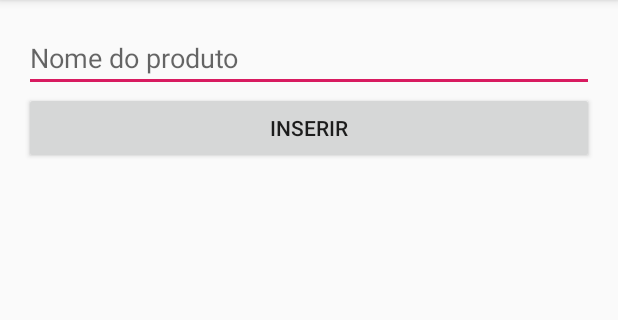
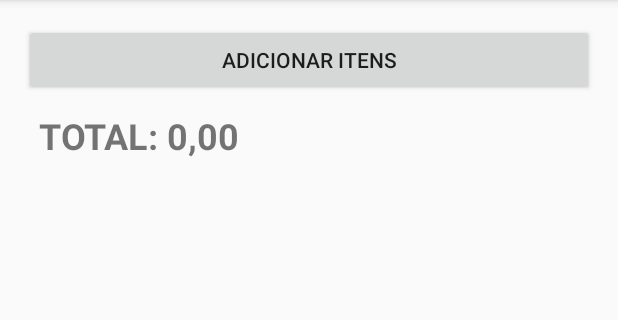
Before and after one commit to leoallvez/Android-lab, an Android app: the screen it shows after launch (MainActivity), on a phone screen of 412 x 824 dp, the part 84-404 px from its top. Run offline under Robolectric (Android 15) with nearby library versions, the phone set to English and light mode, and no system bars.

Commit message:
Implementado segunda versão da lista de compras

```diff
--- a/lista-de-compras/app/build.gradle
+++ b/lista-de-compras/app/build.gradle
@@ -24,7 +24,7 @@ android {
 
 dependencies {
     implementation fileTree(dir: 'libs', include: ['*.jar'])
-    implementation"org.jetbrains.kotlin:kotlin-stdlib-jdk7:$kotlin_version"
+    implementation "org.jetbrains.kotlin:kotlin-stdlib-jdk7:$kotlin_version"
     implementation 'com.android.support:appcompat-v7:28.0.0'
     implementation 'com.android.support.constraint:constraint-layout:1.1.3'
     testImplementation 'junit:junit:4.12'
--- a/lista-de-compras/app/src/main/java/br/com/listadecompras/MainActivity.kt
+++ b/lista-de-compras/app/src/main/java/br/com/listadecompras/activity/MainActivity.kt
@@ -1,11 +1,12 @@
-package br.com.listadecompras
+package br.com.listadecompras.activity
 
+import android.content.Intent
 import android.support.v7.app.AppCompatActivity
 import android.os.Bundle
 import android.view.View
 import android.widget.AdapterView
 import android.widget.ArrayAdapter
-import android.widget.Toast
+import br.com.listadecompras.R
 import kotlinx.android.synthetic.main.activity_main.*
 
 class MainActivity : AppCompatActivity() {
@@ -14,21 +15,10 @@ class MainActivity : AppCompatActivity() {
         super.onCreate(savedInstanceState)
         setContentView(R.layout.activity_main)
 
-        //Implementado o adaptador;
+        /**
         val produtosAdapter = ArrayAdapter<String>(this, android.R.layout.simple_list_item_1)
-        //definindo o adaptador na lista;
+
         list_view_produtos.adapter = produtosAdapter
-
-        //definindo domouvinte do botão;
-        btn_inserir.setOnClickListener {
-            val produto = txt_produto.text.toString();
-            if(produto.isNotEmpty()) {
-                produtosAdapter.add(produto)
-                txt_produto.text.clear();
-            } else {
-                txt_produto.error = "Preencha um valor";
-            }
-        }
 
         list_view_produtos.setOnItemLongClickListener { adapterView: AdapterView<*>, view: View, position: Int, id: Long ->
 
@@ -36,5 +26,11 @@ class MainActivity : AppCompatActivity() {
             produtosAdapter.remove(item)
             true
         }
+
+        btn_adicionar.setOnClickListener{
+            val intent = Intent(this, CadastroActivity::class.java)
+            startActivity(intent)
+        }
+        */
     }
 }
--- a/lista-de-compras/app/src/main/res/layout/activity_main.xml
+++ b/lista-de-compras/app/src/main/res/layout/activity_main.xml
@@ -7,19 +7,22 @@
     android:layout_height="match_parent"
     android:orientation="vertical"
     android:padding="16dp"
-    tools:context=".MainActivity">
-
-    <EditText
-            android:layout_width="match_parent"
-            android:layout_height="wrap_content"
-            android:hint="Nome do produto"
-            android:id="@+id/txt_produto"/>
+    tools:context=".activity.MainActivity">
 
     <Button
             android:layout_width="match_parent"
             android:layout_height="wrap_content"
-            android:text="inserir"
-            android:id="@+id/btn_inserir"/>
+            android:text="Adicionar itens"
+            android:id="@+id/btn_adicionar"/>
+
+    <TextView
+            android:layout_width="match_parent"
+            android:layout_height="wrap_content"
+            android:text="TOTAL: 0,00"
+            android:textSize="24sp"
+            android:textStyle="bold"
+            android:padding="10dp"
+            android:id="@+id/txt_total"/>
 
     <ListView
             android:layout_width="wrap_content"
```
Also changed, not shown: lista-de-compras/app/src/main/AndroidManifest.xml (+15 -10 lines), lista-de-compras/app/src/main/java/br/com/listadecompras/activity/CadastroActivity.kt (added, +26 -0 lines), lista-de-compras/app/src/main/res/layout/activity_cadastro.xml (added, +45 -0 lines).
